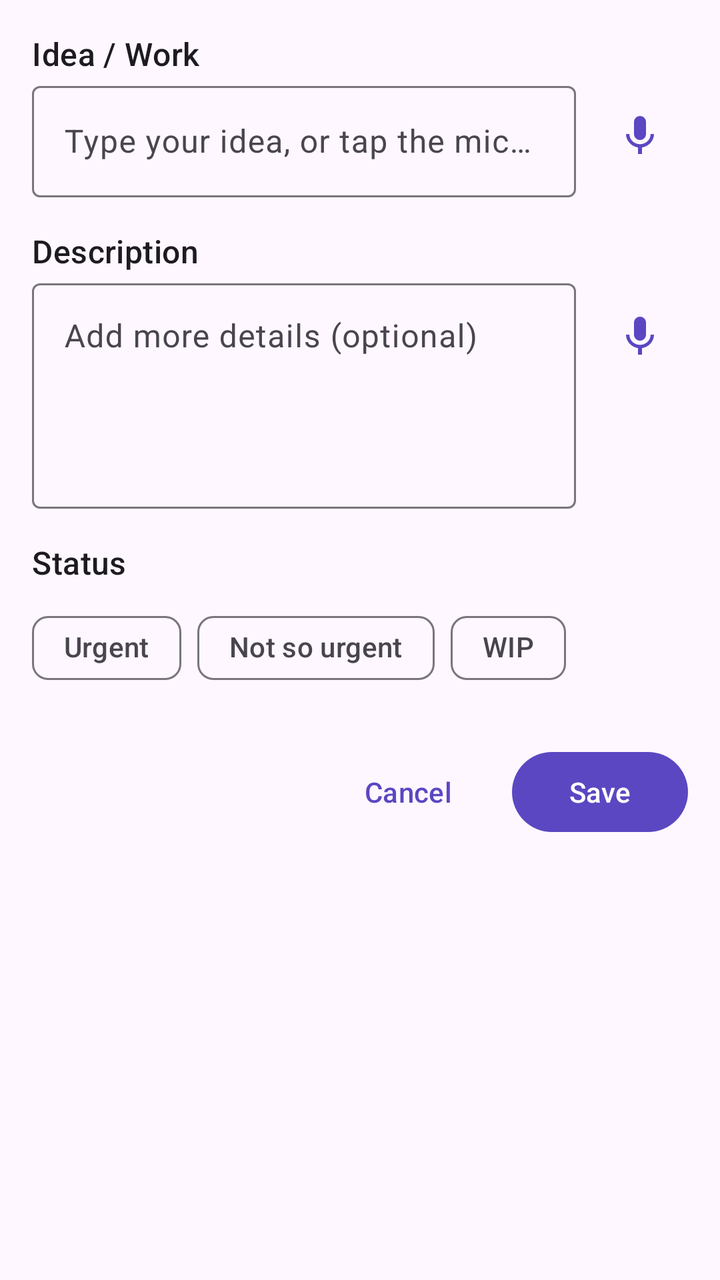
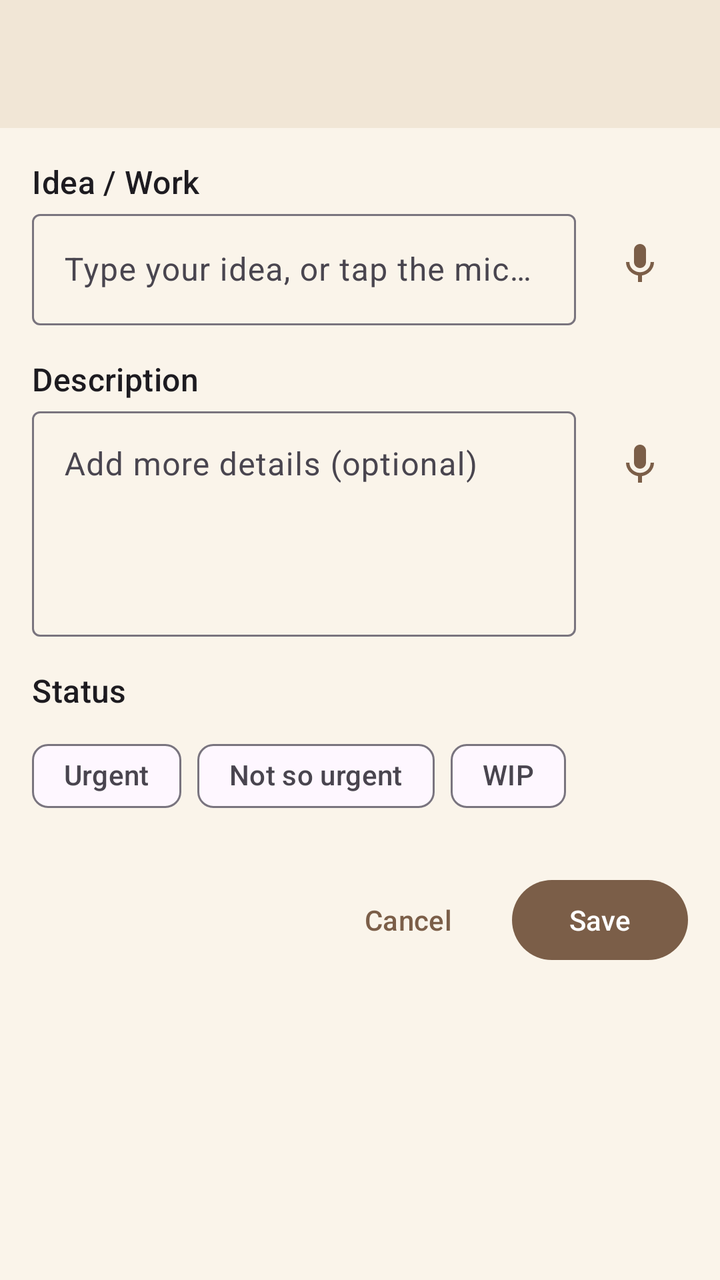

The first picture is an Android layout as it rendered before a commit; the second is the same layout after the commit. The layout source and the unified diff follow.
<!-- AndroidManifest.xml: application theme Theme.IdeaCapture -->
<!-- res/layout/activity_add_edit.xml -->
<?xml version="1.0" encoding="utf-8"?>
<ScrollView xmlns:android="http://schemas.android.com/apk/res/android"
    xmlns:app="http://schemas.android.com/apk/res-auto"
    android:layout_width="match_parent"
    android:layout_height="match_parent"
    android:fillViewport="true">

    <LinearLayout
        android:layout_width="match_parent"
        android:layout_height="wrap_content"
        android:orientation="vertical"
        android:padding="16dp">

        
        <TextView
            android:layout_width="wrap_content"
            android:layout_height="wrap_content"
            android:text="@string/label_idea"
            android:textAppearance="?attr/textAppearanceTitleMedium" />

        <LinearLayout
            android:layout_width="match_parent"
            android:layout_height="wrap_content"
            android:orientation="horizontal"
            android:gravity="center_vertical">

            <com.google.android.material.textfield.TextInputLayout
                android:layout_width="0dp"
                android:layout_height="wrap_content"
                android:layout_weight="1"
                android:hint="@string/hint_idea">

                <com.google.android.material.textfield.TextInputEditText
                    android:id="@+id/ideaInput"
                    android:layout_width="match_parent"
                    android:layout_height="wrap_content"
                    android:inputType="textCapSentences|textMultiLine"
                    android:maxLines="3" />
            </com.google.android.material.textfield.TextInputLayout>

            <ImageButton
                android:id="@+id/micIdeaButton"
                android:layout_width="48dp"
                android:layout_height="48dp"
                android:layout_marginStart="8dp"
                android:background="?attr/selectableItemBackgroundBorderless"
                android:contentDescription="@string/speak_idea"
                app:srcCompat="@drawable/ic_mic"
                app:tint="?attr/colorPrimary" />
        </LinearLayout>

        
        <TextView
            android:layout_width="wrap_content"
            android:layout_height="wrap_content"
            android:layout_marginTop="16dp"
            android:text="@string/label_description"
            android:textAppearance="?attr/textAppearanceTitleMedium" />

        <LinearLayout
            android:layout_width="match_parent"
            android:layout_height="wrap_content"
            android:orientation="horizontal"
            android:gravity="top">

            <com.google.android.material.textfield.TextInputLayout
                android:layout_width="0dp"
                android:layout_height="wrap_content"
                android:layout_weight="1"
                android:hint="@string/hint_description">

                <com.google.android.material.textfield.TextInputEditText
                    android:id="@+id/descriptionInput"
                    android:layout_width="match_parent"
                    android:layout_height="wrap_content"
                    android:gravity="top"
                    android:inputType="textCapSentences|textMultiLine"
                    android:minLines="4" />
            </com.google.android.material.textfield.TextInputLayout>

            <ImageButton
                android:id="@+id/micDescriptionButton"
                android:layout_width="48dp"
                android:layout_height="48dp"
                android:layout_marginStart="8dp"
                android:layout_marginTop="8dp"
                android:background="?attr/selectableItemBackgroundBorderless"
                android:contentDescription="@string/speak_description"
                app:srcCompat="@drawable/ic_mic"
                app:tint="?attr/colorPrimary" />
        </LinearLayout>

        
        <TextView
            android:layout_width="wrap_content"
            android:layout_height="wrap_content"
            android:layout_marginTop="16dp"
            android:text="@string/label_status"
            android:textAppearance="?attr/textAppearanceTitleMedium" />

        <com.google.android.material.chip.ChipGroup
            android:id="@+id/statusGroup"
            android:layout_width="match_parent"
            android:layout_height="wrap_content"
            android:layout_marginTop="8dp"
            app:selectionRequired="true"
            app:singleSelection="true"
            app:chipSpacingHorizontal="8dp">

            <com.google.android.material.chip.Chip
                android:id="@+id/statusUrgent"
                style="@style/Widget.Material3.Chip.Filter"
                android:layout_width="wrap_content"
                android:layout_height="wrap_content"
                android:text="@string/status_urgent" />

            <com.google.android.material.chip.Chip
                android:id="@+id/statusNotSoUrgent"
                style="@style/Widget.Material3.Chip.Filter"
                android:layout_width="wrap_content"
                android:layout_height="wrap_content"
                android:text="@string/status_not_so_urgent" />

            <com.google.android.material.chip.Chip
                android:id="@+id/statusWip"
                style="@style/Widget.Material3.Chip.Filter"
                android:layout_width="wrap_content"
                android:layout_height="wrap_content"
                android:text="@string/status_wip" />
        </com.google.android.material.chip.ChipGroup>

        <LinearLayout
            android:layout_width="match_parent"
            android:layout_height="wrap_content"
            android:layout_marginTop="24dp"
            android:orientation="horizontal"
            android:gravity="end">

            <Button
                android:id="@+id/cancelButton"
                style="@style/Widget.Material3.Button.TextButton"
                android:layout_width="wrap_content"
                android:layout_height="wrap_content"
                android:text="@android:string/cancel" />

            <Button
                android:id="@+id/saveButton"
                android:layout_width="wrap_content"
                android:layout_height="wrap_content"
                android:layout_marginStart="8dp"
                android:text="@string/save" />
        </LinearLayout>
    </LinearLayout>
</ScrollView>
<!-- resources referenced by this layout -->
<resources>
  <!-- drawable ic_mic (drawable) -->
  <?xml version="1.0" encoding="utf-8"?>
  <vector xmlns:android="http://schemas.android.com/apk/res/android"
      android:width="24dp"
      android:height="24dp"
      android:viewportWidth="24"
      android:viewportHeight="24">
      <path
          android:fillColor="#FF000000"
          android:pathData="M12,14c1.66,0 2.99,-1.34 2.99,-3L15,5c0,-1.66 -1.34,-3 -3,-3S9,3.34 9,5v6c0,1.66 1.34,3 3,3zM17.3,11c0,3 -2.54,5.1 -5.3,5.1S6.7,14 6.7,11L5,11c0,3.41 2.72,6.23 6,6.72L11,21h2v-3.28c3.28,-0.48 6,-3.3 6,-6.72h-1.7z" />
  </vector>
  <string name="hint_description">Add more details (optional)</string>
  <string name="hint_idea">Type your idea, or tap the mic to speak</string>
  <string name="label_description">Description</string>
  <string name="label_idea">Idea / Work</string>
  <string name="label_status">Status</string>
  <string name="save">Save</string>
  <string name="speak_description">Speak the description</string>
  <string name="speak_idea">Speak your idea</string>
  <string name="status_not_so_urgent">Not so urgent</string>
  <string name="status_urgent">Urgent</string>
  <string name="status_wip">WIP</string>
  <style name="Theme.IdeaCapture" parent="Theme.Material3.DayNight">
          <item name="colorPrimary">#5B47C2</item>
          <item name="colorOnPrimary">#FFFFFF</item>
      </style>
</resources>

<!-- the commit's change to res/layout/activity_add_edit.xml (unified diff, before → after) -->
@@ -1,9 +1,25 @@
 <?xml version="1.0" encoding="utf-8"?>
-<ScrollView xmlns:android="http://schemas.android.com/apk/res/android"
+<LinearLayout xmlns:android="http://schemas.android.com/apk/res/android"
     xmlns:app="http://schemas.android.com/apk/res-auto"
     android:layout_width="match_parent"
     android:layout_height="match_parent"
-    android:fillViewport="true">
+    android:orientation="vertical"
+    android:fitsSystemWindows="true"
+    android:background="@color/app_background">
+
+    <com.google.android.material.appbar.MaterialToolbar
+        android:id="@+id/toolbar"
+        android:layout_width="match_parent"
+        android:layout_height="?attr/actionBarSize"
+        android:background="@color/top_bar"
+        app:titleTextColor="@color/brown_text_dark"
+        app:navigationIconTint="@color/brown_text_dark" />
+
+    <ScrollView
+        android:layout_width="match_parent"
+        android:layout_height="0dp"
+        android:layout_weight="1"
+        android:fillViewport="true">
 
     <LinearLayout
         android:layout_width="match_parent"
@@ -151,4 +167,5 @@
                 android:text="@string/save" />
         </LinearLayout>
     </LinearLayout>
-</ScrollView>
+    </ScrollView>
+</LinearLayout>
<!-- resource entries referenced after the edit -->
@@ -1,5 +1,8 @@
 <!-- resources referenced by this layout -->
 <resources>
+  <color name="app_background">#FAF4EA</color>
+  <color name="brown_text_dark">#3E2E23</color>
+  <color name="top_bar">#F1E6D6</color>
   <!-- drawable ic_mic (drawable) -->
   <?xml version="1.0" encoding="utf-8"?>
   <vector xmlns:android="http://schemas.android.com/apk/res/android"
@@ -22,9 +25,13 @@
   <string name="status_not_so_urgent">Not so urgent</string>
   <string name="status_urgent">Urgent</string>
   <string name="status_wip">WIP</string>
-  <style name="Theme.IdeaCapture" parent="Theme.Material3.DayNight">
-          <item name="colorPrimary">#5B47C2</item>
+  <style name="Theme.IdeaCapture" parent="Theme.Material3.Light.NoActionBar">
+          <item name="colorPrimary">@color/brown_primary</item>
           <item name="colorOnPrimary">#FFFFFF</item>
+          <item name="android:windowBackground">@color/app_background</item>
+          <item name="android:statusBarColor">@color/top_bar</item>
+          <item name="android:windowLightStatusBar">true</item>
       </style>
+  <color name="brown_primary">#7B5E48</color>
 </resources>
 
